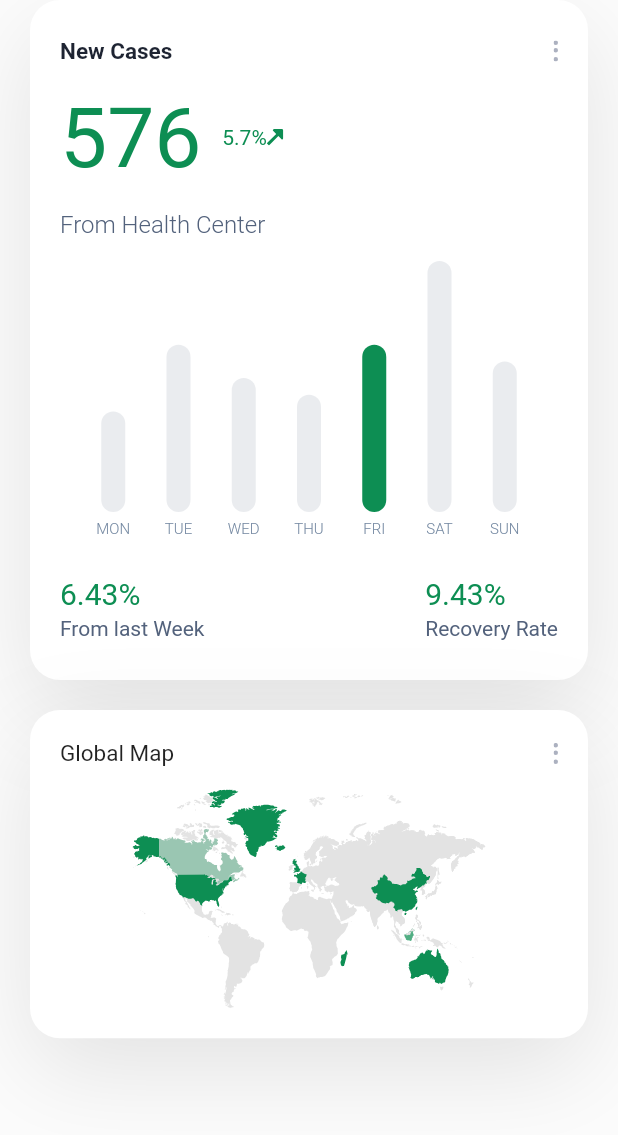
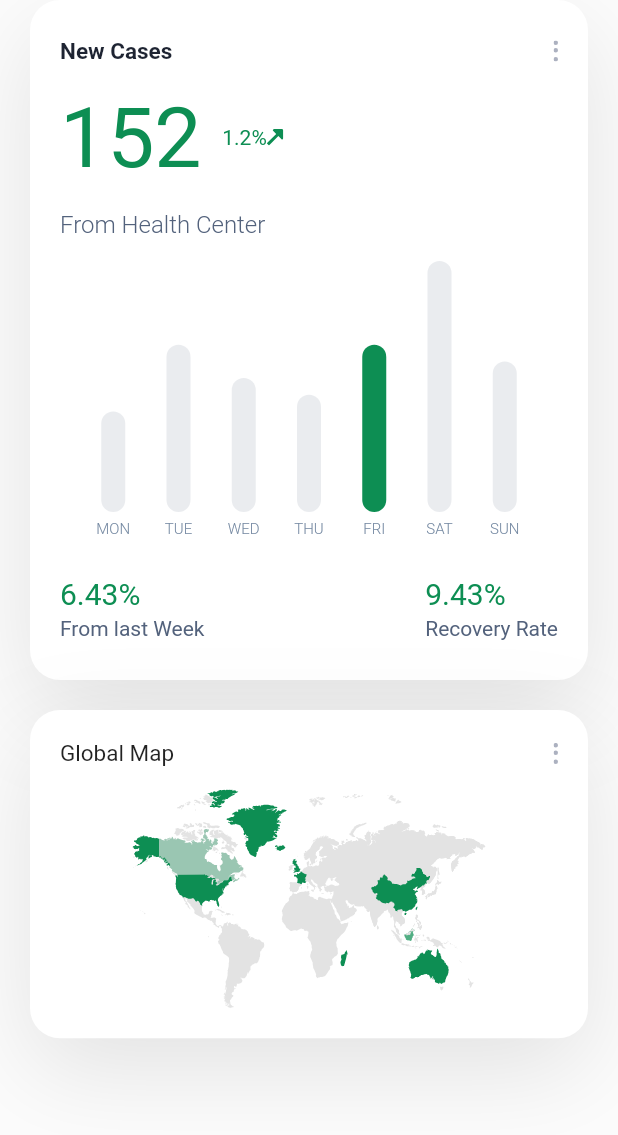
Before and after one commit to VarunSAthreya/covid19_info_ui, a Flutter app: the screen it shows after launch, after a tap on "New Cases", on a phone screen of 412 x 824 dp, the part 84-1219 px from its top. Run offline on Flutter 3.47's test engine with Material 2 defaults, Android fonts, the phone set to English and light mode, and no system bars; drawn by our look-alikes of fl_chart; our stand-ins replace flutter_svg.

Commit message:
made cards dynamic

```diff
--- a/lib/screens/details_screen.dart
+++ b/lib/screens/details_screen.dart
@@ -4,6 +4,16 @@ import 'package:flutter/material.dart';
 import 'package:flutter_svg/svg.dart';
 
 class DetailsScreen extends StatelessWidget {
+
+    final String text;
+    final int casesNum;
+    final String casesIncrease;
+
+  const DetailsScreen({Key key, this.text, this.casesNum, this.casesIncrease}) : super(key: key);
+
+
+
+
   @override
   Widget build(BuildContext context) {
     return Scaffold(
@@ -127,14 +137,14 @@ class DetailsScreen extends StatelessWidget {
     return Row(
       children: [
         Text(
-          '576 ',
+          '$casesNum ',
           style: Theme.of(context)
               .textTheme
               .display3
               .copyWith(color: kPrimaryColor, height: 1.2),
         ),
         Text(
-          '5.7%',
+          casesIncrease,
           style: TextStyle(
             color: kPrimaryColor,
           ),
@@ -149,7 +159,7 @@ class DetailsScreen extends StatelessWidget {
       mainAxisAlignment: MainAxisAlignment.spaceBetween,
       children: [
         Text(
-          'New Cases',
+          text,
           style: TextStyle(
             color: kTextColor,
             fontWeight: FontWeight.w600,
--- a/lib/screens/home_screen.dart
+++ b/lib/screens/home_screen.dart
@@ -31,19 +31,28 @@ class HomeScreen extends StatelessWidget {
                 runSpacing: 20.0,
                 children: [
                   InfoCard(
-                    press: () {},
+                    press: () => Navigator.push(
+                context,
+                MaterialPageRoute(
+                    builder: (context) => DetailsScreen(text: 'Confirmed Cases', casesNum: 10169, casesIncrease: '1.65%',))),
                     title: 'Confirmed Cases',
                     iconColor: Color(0xFFFF9c00),
                     effectedNum: 10169,
                   ),
                   InfoCard(
-                    press: () {},
+                    press: () => Navigator.push(
+                        context,
+                        MaterialPageRoute(
+                            builder: (context) => DetailsScreen(text: 'Total Deaths', casesNum: 175, casesIncrease: '0.3%',))),
                     title: 'Total Deaths',
                     iconColor: Color(0xFFFF2055),
                     effectedNum: 175,
                   ),
                   InfoCard(
-                    press: () {},
+                    press: () => Navigator.push(
+                        context,
+                        MaterialPageRoute(
+                            builder: (context) => DetailsScreen(text: 'Total Recovered',casesNum: 986, casesIncrease: '5.5%',))),
                     title: 'Total Recovered',
                     iconColor: Color(0xFF30E3C2),
                     effectedNum: 986,
@@ -52,7 +61,7 @@ class HomeScreen extends StatelessWidget {
                     press: () => Navigator.push(
                         context,
                         MaterialPageRoute(
-                            builder: (context) => DetailsScreen())),
+                            builder: (context) => DetailsScreen(text: 'New Cases',casesNum: 152,casesIncrease: '1.2%',))),
                     title: 'New Cases',
                     iconColor: Color(0xFF3836D6),
                     effectedNum: 152,
```
